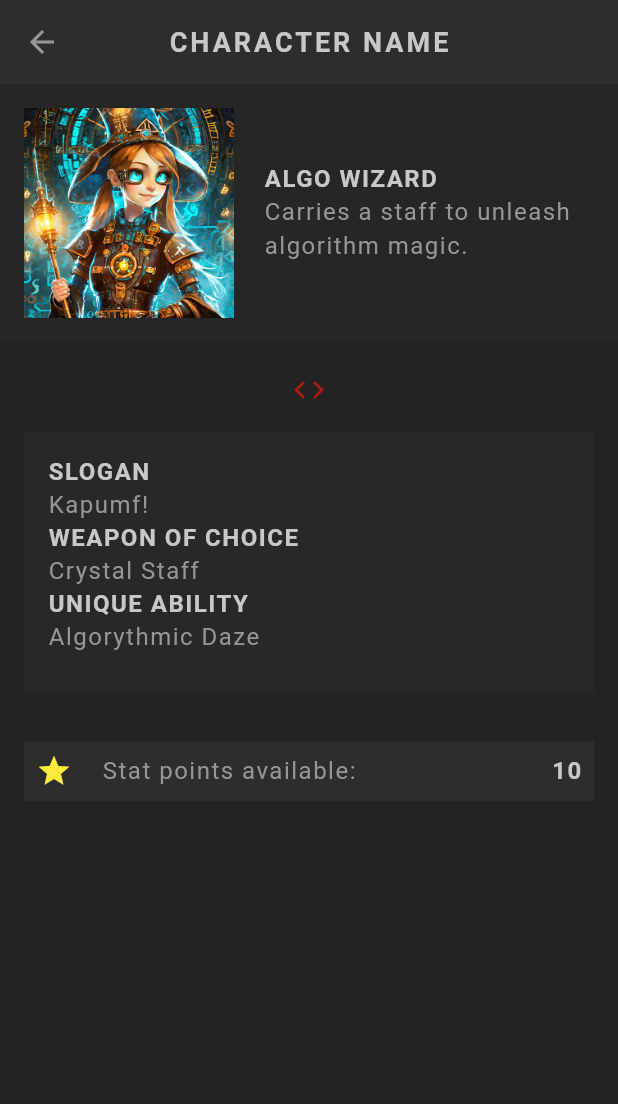
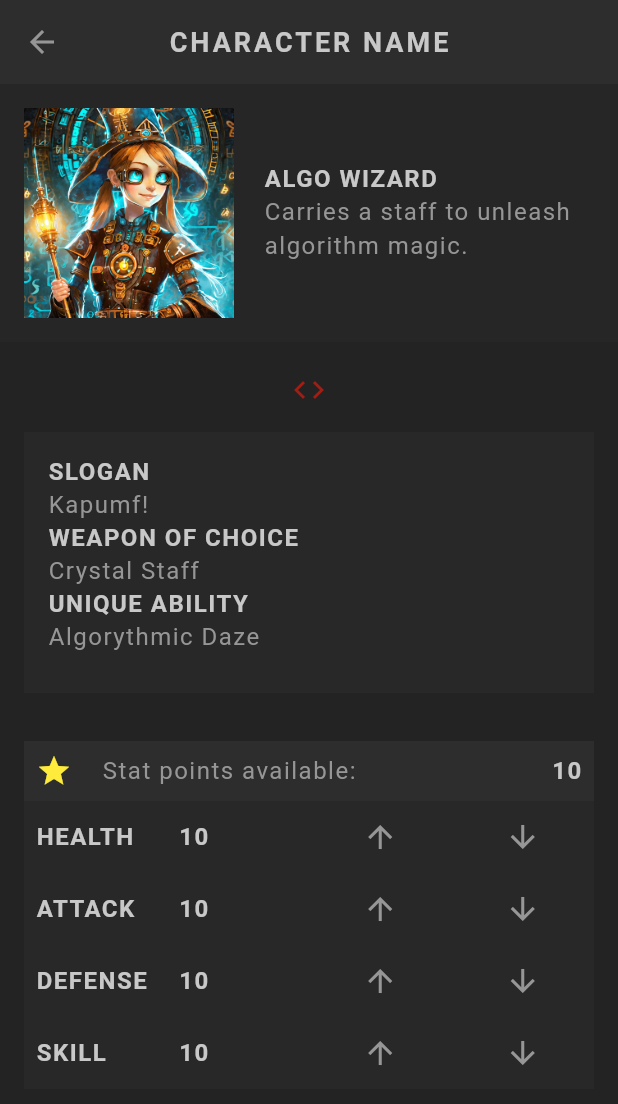
Before and after one commit to ahmadahsins/flutter-rpg, a Flutter app: the screen it shows after launch, after a tap on the "arrow forward" icon, on a phone screen of 412 x 824 dp. Shown: the top 1104 px of the screen. Run offline on Flutter 3.47's test engine with Material 3 defaults, Android fonts, the phone set to English and light mode, and no system bars; our stand-ins replace google_fonts; Roboto replaces fonts that are missing (Kanit).

Commit message:
feat: add stats table

```diff
--- a/lib/models/stats.dart
+++ b/lib/models/stats.dart
@@ -38,6 +38,7 @@ mixin Stats {
       if (stat == 'skill') {
         _skill++;
       }
+      _points--;
     }
   }
 
--- a/lib/screens/profile/stats_table.dart
+++ b/lib/screens/profile/stats_table.dart
@@ -38,6 +38,65 @@ class _StatsTableState extends State<StatsTable> {
               ],
             ),
           ),
+
+          // stats table
+          Table(
+            children: widget.character.statsAsFormattedList.map((stat) {
+              return TableRow(
+                decoration: BoxDecoration(
+                  color: AppColors.secondaryColor.withValues(alpha: 0.5),
+                ),
+                children: [
+                  // stat title (e.g. health)
+                  TableCell(
+                    verticalAlignment: TableCellVerticalAlignment.middle,
+                    child: Padding(
+                      padding: const EdgeInsets.all(8),
+                      child: StyledHeading(stat['title']!),
+                    ),
+                  ),
+                  // stat value
+                  TableCell(
+                    verticalAlignment: TableCellVerticalAlignment.middle,
+                    child: Padding(
+                      padding: const EdgeInsets.all(8),
+                      child: StyledHeading(stat['value']!),
+                    ),
+                  ),
+                  //icon to increase stat
+                  TableCell(
+                    verticalAlignment: TableCellVerticalAlignment.middle,
+                    child: IconButton(
+                      onPressed: () {
+                        setState(() {
+                          widget.character.increaseStats(stat['title']!);
+                        });
+                      },
+                      icon: Icon(
+                        Icons.arrow_upward,
+                        color: AppColors.textColor,
+                      ),
+                    ),
+                  ),
+                  //icon to decrease stat
+                  TableCell(
+                    verticalAlignment: TableCellVerticalAlignment.middle,
+                    child: IconButton(
+                      onPressed: () {
+                        setState(() {
+                          widget.character.decreaseStats(stat['title']!);
+                        });
+                      },
+                      icon: Icon(
+                        Icons.arrow_downward,
+                        color: AppColors.textColor,
+                      ),
+                    ),
+                  ),
+                ],
+              );
+            }).toList(),
+          ),
         ],
       ),
     );
```
